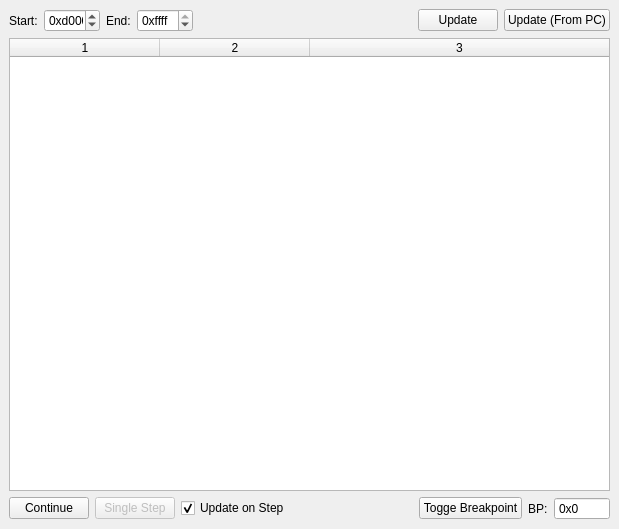
Above: DisassemblyWindow.ui from andrade824/SuperII before the change. Below: the same form after it.
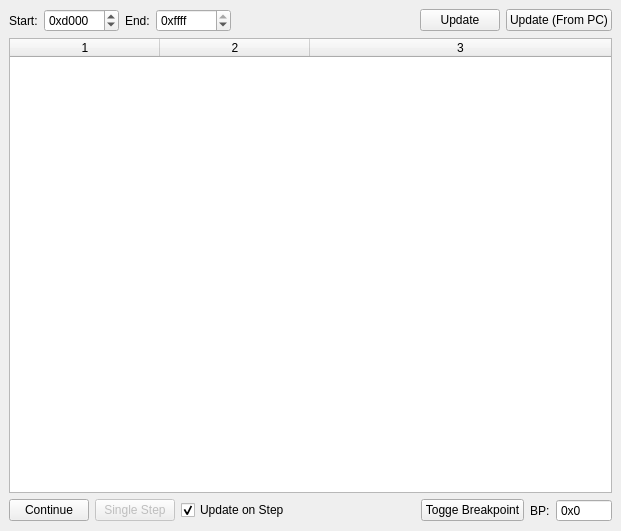
That is the form after the change.

Commit message: Fix spinbox sizes in debug windows not displaying full hex value

```diff
--- a/DisassemblyWindow.ui
+++ b/DisassemblyWindow.ui
@@ -6,8 +6,8 @@
    <rect>
     <x>0</x>
     <y>0</y>
-    <width>619</width>
-    <height>529</height>
+    <width>621</width>
+    <height>531</height>
    </rect>
   </property>
   <property name="windowTitle">
@@ -43,7 +43,7 @@
         </property>
         <property name="minimumSize">
          <size>
-          <width>56</width>
+          <width>75</width>
           <height>0</height>
          </size>
         </property>
@@ -84,7 +84,7 @@
         </property>
         <property name="minimumSize">
          <size>
-          <width>56</width>
+          <width>75</width>
           <height>0</height>
          </size>
         </property>
```
The commit also changes 1 other file.
